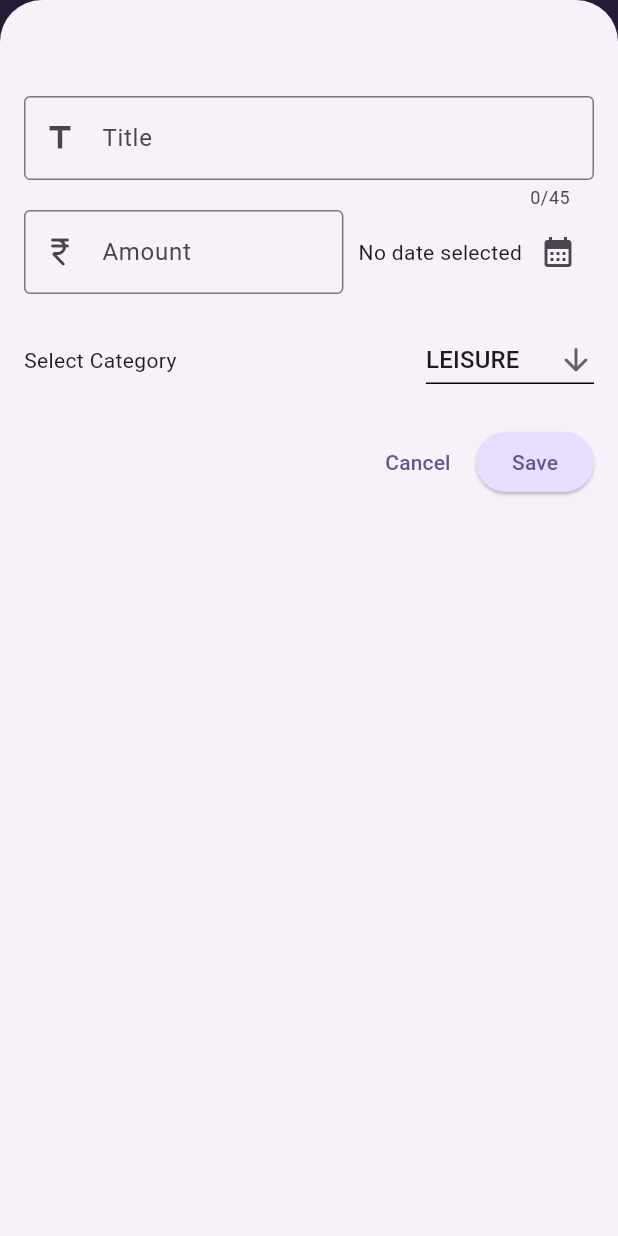
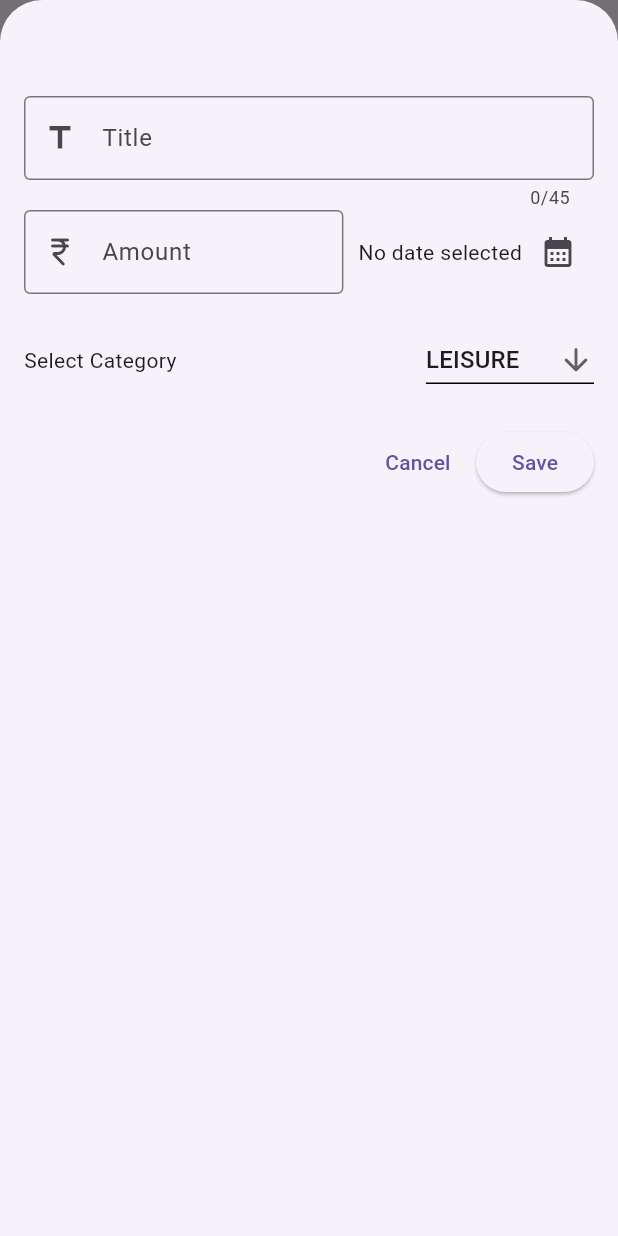
Before and after one commit to KISHORE-KUMAR-S/Expenses-App, a Flutter app: the screen it shows after launch, after a tap on the "add" icon, on a phone screen of 412 x 824 dp. Run offline on Flutter 3.47's test engine with Material 3 defaults, Android fonts, the phone set to English and light mode, and no system bars; drawn by our look-alikes of dynamic_color.

Commit message:
Update 18-01-2024

```diff
--- a/lib/main.dart
+++ b/lib/main.dart
@@ -1,76 +1,101 @@
-// import 'package:dynamic_color/dynamic_color.dart';
+import 'package:dynamic_color/dynamic_color.dart';
 import 'package:expense_app/widgets/expenses.dart';
 import 'package:flutter/material.dart';
 
-var kColorScheme = ColorScheme.fromSeed(
-    seedColor: const Color.fromARGB(255, 96, 56, 181),
-    brightness: Brightness.light);
+// var kColorScheme = ColorScheme.fromSeed(
+//     seedColor: const Color.fromARGB(255, 96, 56, 181),
+//     brightness: Brightness.light);
 
-var kDarkColorScheme = ColorScheme.fromSeed(
-    seedColor: const Color.fromARGB(255, 5, 99, 125),
-    brightness: Brightness.dark);
+// var kDarkColorScheme = ColorScheme.fromSeed(
+//     seedColor: const Color.fromARGB(255, 5, 99, 125),
+//     brightness: Brightness.dark);
 
 void main() {
   runApp(
-    // DynamicColorBuilder(
-    //   builder: (lightDynamic, darkDynamic) => MaterialApp(
-    //     debugShowCheckedModeBanner: false,
-    //     theme: ThemeData(
-    //       colorScheme: lightDynamic,
-    //       useMaterial3: true,
-    //     ),
-    //     darkTheme: ThemeData(
-    //       colorScheme: darkDynamic,
-    //       useMaterial3: true,
-    //     ),
-    //     home: const Expenses(),
-    //   ),
-    // ),
-
-    MaterialApp(
+    DynamicColorBuilder(
+      builder: (lightDynamic, darkDynamic) => MaterialApp(
         debugShowCheckedModeBanner: false,
-      home: const Expenses(),
-
-      // Custom Theme
-      theme: ThemeData().copyWith(
-        // scaffoldBackgroundColor: const Color.fromARGB(255, 255, 0, 0),
-        colorScheme: kColorScheme,
+        theme: ThemeData(
+          colorScheme: lightDynamic,
+          useMaterial3: true,
+        ).copyWith(
             appBarTheme: const AppBarTheme().copyWith(
-          backgroundColor: kColorScheme.onPrimaryContainer,
-          foregroundColor: kColorScheme.primaryContainer,
+              backgroundColor: lightDynamic?.onPrimaryContainer,
+              foregroundColor: lightDynamic?.primaryContainer,
             ),
             cardTheme: CardTheme(
-          color: kColorScheme.secondaryContainer,
+              color: lightDynamic?.secondaryContainer,
               margin: const EdgeInsets.symmetric(horizontal: 16, vertical: 4),
             ),
             elevatedButtonTheme: ElevatedButtonThemeData(
                 style: ElevatedButton.styleFrom(
-              backgroundColor: kColorScheme.primaryContainer),
-        ),
-        textTheme: ThemeData().textTheme.copyWith(
-              titleLarge: TextStyle(
-                  fontSize: 20.0, color: kColorScheme.onSecondaryContainer),
-            ),
-      ),
-      darkTheme: ThemeData.dark().copyWith(
-        colorScheme: kDarkColorScheme,
+              backgroundColor: lightDynamic?.primaryContainer,
+              foregroundColor: lightDynamic?.onPrimaryContainer,
+            ))),
+        darkTheme: ThemeData(
+          colorScheme: darkDynamic,
+          useMaterial3: true,
+        ).copyWith(
+          colorScheme: darkDynamic,
           cardTheme: CardTheme(
-          color: kDarkColorScheme.secondaryContainer,
+            color: darkDynamic?.secondaryContainer,
             margin: const EdgeInsets.symmetric(horizontal: 16, vertical: 4),
           ),
           elevatedButtonTheme: ElevatedButtonThemeData(
             style: ElevatedButton.styleFrom(
-            backgroundColor: kDarkColorScheme.primaryContainer,
-            foregroundColor: kDarkColorScheme.onPrimaryContainer,
+              backgroundColor: darkDynamic?.primaryContainer,
+              foregroundColor: darkDynamic?.onPrimaryContainer,
             ),
           ),
         ),
-      themeMode: ThemeMode.system,
+        home: const Expenses(),
+      ),
+    ),
 
-      //Default theme
-      //   // theme: ThemeData.light(),
-      //   // darkTheme: ThemeData.dark(),
+    // MaterialApp(
+    //   debugShowCheckedModeBanner: false,
+    //   home: const Expenses(),
+
+    //   // Custom Theme
+    //   theme: ThemeData().copyWith(
+    //     // scaffoldBackgroundColor: const Color.fromARGB(255, 255, 0, 0),
+    //     colorScheme: kColorScheme,
+    //     appBarTheme: const AppBarTheme().copyWith(
+    //       backgroundColor: kColorScheme.onPrimaryContainer,
+    //       foregroundColor: kColorScheme.primaryContainer,
+    //     ),
+    //     cardTheme: CardTheme(
+    //       color: kColorScheme.secondaryContainer,
+    //       margin: const EdgeInsets.symmetric(horizontal: 16, vertical: 4),
+    //     ),
+    //     elevatedButtonTheme: ElevatedButtonThemeData(
+    //       style: ElevatedButton.styleFrom(
+    //           backgroundColor: kColorScheme.primaryContainer),
+    //     ),
+    //     textTheme: ThemeData().textTheme.copyWith(
+    //           titleLarge: TextStyle(
+    //               fontSize: 20.0, color: kColorScheme.onSecondaryContainer),
+    //         ),
+    //   ),
+    // darkTheme: ThemeData.dark().copyWith(
+    //   colorScheme: kDarkColorScheme,
+    //   cardTheme: CardTheme(
+    //     color: kDarkColorScheme.secondaryContainer,
+    //     margin: const EdgeInsets.symmetric(horizontal: 16, vertical: 4),
+    //   ),
+    //   elevatedButtonTheme: ElevatedButtonThemeData(
+    //     style: ElevatedButton.styleFrom(
+    //       backgroundColor: kDarkColorScheme.primaryContainer,
+    //       foregroundColor: kDarkColorScheme.onPrimaryContainer,
+    //     ),
+    //   ),
     // ),
-    ),
+    // themeMode: ThemeMode.system,
+
+    //   //Default theme
+    //   //   // theme: ThemeData.light(),
+    //   //   // darkTheme: ThemeData.dark(),
+    //   // ),
+    // ),
   );
 }
```
Lines whose indentation alone changed are shown as unchanged.
